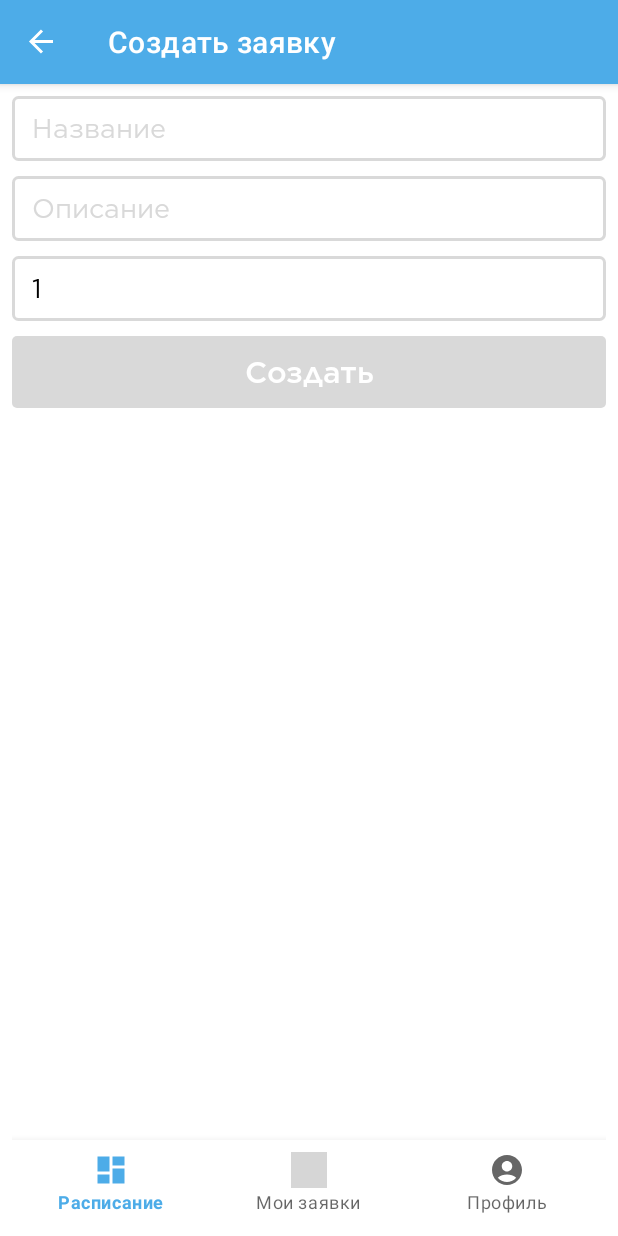
After one commit to DarkLordikss/dekanat_keys, an Android app: the CreateApplicationFragment screen opened through its navigation route, on a phone screen of 412 x 824 dp. The commit adds this screen. Run offline under Robolectric (Android 15) with nearby library versions, the phone set to English and light mode, and no system bars; our stand-ins replace navigation-ui; grey boxes are pictures that could not be loaded.

Commit message:
shedule activity completed

```diff
--- a/mobile/app/src/main/java/com/liid/dekanatkeys/activities/MainActivity.kt
+++ b/mobile/app/src/main/java/com/liid/dekanatkeys/activities/MainActivity.kt
@@ -1,5 +1,6 @@
 package com.liid.dekanatkeys.activities
 
+import android.content.Intent
 import android.os.Bundle
 import com.google.android.material.bottomnavigation.BottomNavigationView
 import androidx.appcompat.app.AppCompatActivity
@@ -9,6 +10,11 @@ import androidx.navigation.ui.AppBarConfiguration
 import androidx.navigation.ui.setupActionBarWithNavController
 import androidx.navigation.ui.setupWithNavController
 import com.liid.dekanatkeys.databinding.ActivityMainBinding
+import com.liid.dekanatkeys.helpers.Log
+import com.liid.dekanatkeys.helpers.OKOApiSingleton
+import com.liid.dekanatkeys.helpers.OKOCallback
+import com.liid.dekanatkeys.models.user.UserProfile
+import retrofit2.Call
 
 class MainActivity : AppCompatActivity() {
 
@@ -32,5 +38,28 @@ class MainActivity : AppCompatActivity() {
         )
         setupActionBarWithNavController(navController, appBarConfiguration)
         navView.setupWithNavController(navController)
+        getUserProfile()
     }
+    private fun getUserProfile() {
+        val preferences = getSharedPreferences(getString(R.string.SP_name), MODE_PRIVATE)
+        val token = preferences.getString(getString(R.string.jwtTokenName), null)
+        Log(if (token != null) "get$ token" else "token not found")
+        OKOApiSingleton.api.fetchUserProfile("bearer $token").enqueue(OKOCallback<UserProfile>(
+            successCallback = {response ->
+                val userProfile = response.body()
+                if (userProfile != null)
+                {
+                    val editor = preferences.edit()
+                    editor.putString(getString(R.string.roleName), userProfile.role)
+                    editor.apply()
+                }
+            },
+            errorCallback = {response ->
+                Log("error code:" + response.code().toString())
+                val intent = Intent(this@MainActivity, LoginActivity::class.java)
+                startActivity(intent)
+            }
+        ))
+    }
+
 }
--- /dev/null
+++ b/mobile/app/src/main/java/com/liid/dekanatkeys/fragments/CreateApplicationFragment.kt
@@ -0,0 +1,160 @@
+package com.liid.dekanatkeys.fragments
+
+import android.content.Context.MODE_PRIVATE
+import android.content.Intent
+import android.os.Bundle
+import androidx.fragment.app.Fragment
+import android.view.LayoutInflater
+import android.view.View
+import android.view.ViewGroup
+import android.widget.LinearLayout
+import android.widget.TextView
+import android.widget.Toast
+import androidx.core.widget.addTextChangedListener
+import androidx.fragment.app.activityViewModels
+import androidx.navigation.fragment.findNavController
+import com.liid.dekanatkeys.R
+import com.liid.dekanatkeys.activities.LoginActivity
+import com.liid.dekanatkeys.activities.SuccessRegistrationActivity
+import com.liid.dekanatkeys.activities.ui.dashboard.DashboardViewModel
+import com.liid.dekanatkeys.databinding.FragmentChooseBuildingBinding
+import com.liid.dekanatkeys.databinding.FragmentCreateApplicationBinding
+import com.liid.dekanatkeys.helpers.Log
+import com.liid.dekanatkeys.helpers.OKOApiSingleton
+import com.liid.dekanatkeys.helpers.OKOCallback
+import com.liid.dekanatkeys.models.BuildingsResponse
+import com.liid.dekanatkeys.models.CreateApplicationRequest
+import com.liid.dekanatkeys.models.CreateApplicationResponse
+import com.liid.dekanatkeys.models.user.UserProfile
+import retrofit2.Call
+
+
+class CreateApplicationFragment : Fragment() {
+    private lateinit var binding: FragmentCreateApplicationBinding
+    private val dashboardViewModel: DashboardViewModel by activityViewModels()
+
+    private var nameError = true
+    private var descriptionError = true
+    private var dublicatesError = true
+    private lateinit var nameErrorTextView : TextView
+    private lateinit var descriptionErrorTextView : TextView
+
+
+    override fun onCreate(savedInstanceState: Bundle?) {
+        super.onCreate(savedInstanceState)
+        nameErrorTextView = TextView(requireContext()).apply {
+            setTextColor(requireContext().getColor(R.color.red))
+            text = "Не может быть пустым"
+            textSize = 15F
+        }
+        descriptionErrorTextView = TextView(requireContext()).apply {
+            setTextColor(requireContext().getColor(R.color.red))
+            text = "Не может быть пустым"
+            textSize = 15F
+        }
+    }
+
+    override fun onCreateView(
+        inflater: LayoutInflater, container: ViewGroup?,
+        savedInstanceState: Bundle?
+    ): View? {
+        binding = FragmentCreateApplicationBinding.inflate(inflater, container, false)
+        binding.name.addTextChangedListener{text ->
+            if(text.isNullOrEmpty()){
+                nameError = true
+                binding.name.setErrorColor()
+                addChild(binding.nameLayout, nameErrorTextView)
+            }
+            else{
+                nameError = false
+                binding.name.setColor()
+                removeChild(binding.nameLayout, nameErrorTextView)
+                dashboardViewModel.name = text.toString()
+            }
+            checkCreateButtonStatus()
+        }
+        binding.description.addTextChangedListener{text ->
+            if(text.isNullOrEmpty()){
+                descriptionError = true
+                binding.description.setErrorColor()
+                addChild(binding.descriptionLayout, descriptionErrorTextView)
+            }
+            else{
+                descriptionError = false
+                binding.description.setColor()
+                removeChild(binding.descriptionLayout, descriptionErrorTextView)
+                dashboardViewModel.description = text.toString()
+            }
+            checkCreateButtonStatus()
+        }
+        binding.dublicates.addTextChangedListener{text ->
+            if(text.isNullOrEmpty() || text.toString() == "0"){
+                dublicatesError = true
+                binding.dublicates.setErrorColor()
+            }
+            else{
+                dublicatesError = false
+                binding.dublicates.setColor()
+                dashboardViewModel.dublicates = text.toString().toInt()
+            }
+            checkCreateButtonStatus()
+        }
+        binding.createButton.setOnClickListener {
+            createApplication()
+        }
+
+        val preferences = requireContext().getSharedPreferences(getString(R.string.SP_name), MODE_PRIVATE)
+        val role = preferences.getString(getString(R.string.roleName), null)
+        if (role != null){
+            if (role != "Преподаватель"){
+                dublicatesError = false
+                removeChild(binding.root, binding.dublicates)
+                removeChild(binding.root, binding.dublicatesLayout)
+                binding.root.removeView(binding.dublicates)
+            }
+        }
+
+        return binding.root
+    }
+
+    private fun addChild(layout: LinearLayout, view: View){
+        if (layout.indexOfChild(view) == -1) layout.addView(view)
+    }
+    private fun removeChild(layout: LinearLayout, view: View){
+        if (layout.indexOfChild(view) != -1) layout.removeView(view)
+    }
+    private fun checkCreateButtonStatus(){
+        binding.createButton.isEnabled = !nameError && !descriptionError && !dublicatesError
+    }
+
+    private fun createApplication(){
+        val response = CreateApplicationRequest(
+            dashboardViewModel.classroomId!!,
+            dashboardViewModel.name!!,
+            dashboardViewModel.description!!,
+            dashboardViewModel.currentDate.toString(),
+            dashboardViewModel.lessonNumber,
+            dashboardViewModel.dublicates)
+
+        val preferences = requireContext().getSharedPreferences(getString(R.string.SP_name), MODE_PRIVATE)
+        val token = preferences.getString(getString(R.string.jwtTokenName), null)
+        Log(token.toString())
+
+        OKOApiSingleton.api.createApplication(response, "bearer $token").enqueue(OKOCallback<CreateApplicationResponse>(
+            successCallback = {response ->
+                Log(response.body()!!.message)
+                findNavController().navigate(R.id.action_createApplicationFragment_to_navigation_my_application)
+            },
+            errorCallback = {response ->
+                Log("error code:" + response.code().toString())
+                if (response.errorBody()!!.string() == "{\"detail\":\"you has already occupied this classroom\"}"){
+                    Toast.makeText(requireContext(), "Вы уже подавали эту заявку", Toast.LENGTH_LONG).show()
+                }
+                else{
+                    val intent = Intent(requireContext(), LoginActivity::class.java)
+                    startActivity(intent)
+                }
+            }
+        ))
+    }
+}
--- a/mobile/app/src/main/java/com/liid/dekanatkeys/models/ApiService.kt
+++ b/mobile/app/src/main/java/com/liid/dekanatkeys/models/ApiService.kt
@@ -26,12 +26,13 @@ interface ApiService {
     @GET("building/get-classrooms-from-building")
     fun fetchClassrooms(@Query("building") building:Int): Call<ClassroomResponse>
 
-//    @HTTP(method = "GET", path = "applications/show_with_status", hasBody = true)
     @GET("applications/show_with_status")
     fun fetchApplications(@Query("building") building: Int,
                           @Query("start_date") start_date : LocalDate,
                           @Query("end_date") end_date : LocalDate,
                           @Query("statuses") statuses: List<Int>,
                           @Query("classrooms") classrooms: List<Int>): Call<ApplicationsResponse>
+    @POST("applications/create/")
+    fun createApplication(@Body request: CreateApplicationRequest, @Header("Authorization") token: String): Call<CreateApplicationResponse>
 
 }
--- a/mobile/app/src/main/java/com/liid/dekanatkeys/views/sheduleItem/OKOSheduleItem.kt
+++ b/mobile/app/src/main/java/com/liid/dekanatkeys/views/sheduleItem/OKOSheduleItem.kt
@@ -61,4 +61,7 @@ open class OKOSheduleItem (context: Context, attrs: AttributeSet?) : LinearLayou
         lessonTextView.text = lessonNumber.toString() + "-ая пара"
     }
 
+    fun getLessonNumber():Int{
+        return lessonNumber
+    }
 }
--- a/mobile/app/src/main/java/com/liid/dekanatkeys/views/sheduleItem/OKOSheduleItemBooked.kt
+++ b/mobile/app/src/main/java/com/liid/dekanatkeys/views/sheduleItem/OKOSheduleItemBooked.kt
@@ -2,7 +2,9 @@ package com.liid.dekanatkeys.views.sheduleItem
 
 import android.content.Context
 import android.util.AttributeSet
+import android.view.ViewGroup
 import android.widget.TextView
+import androidx.core.view.marginBottom
 import com.liid.dekanatkeys.R
 
 class OKOSheduleItemBooked(context: Context, attrs: AttributeSet?) : OKOSheduleItem(context, attrs) {
@@ -15,6 +17,7 @@ class OKOSheduleItemBooked(context: Context, attrs: AttributeSet?) : OKOSheduleI
         nameTextView = TextView(context).apply {
             setTextColor(context.getColor(R.color.white))
             typeface = context.resources.getFont(R.font.gotham_bold)
+            textSize = 17f
         }
         descriptionTextView = TextView(context).apply {
             setTextColor(context.getColor(R.color.white))
@@ -23,6 +26,9 @@ class OKOSheduleItemBooked(context: Context, attrs: AttributeSet?) : OKOSheduleI
         buildingTextView = TextView(context).apply {
             setTextColor(context.getColor(R.color.white))
             typeface = context.resources.getFont(R.font.gotham_book)
+            layoutParams = LayoutParams(LayoutParams.MATCH_PARENT, LayoutParams.WRAP_CONTENT).apply {
+                setMargins(0, 10, 0, 10)
+            }
         }
         classNumberTextView = TextView(context).apply {
             setTextColor(context.getColor(R.color.white))
--- a/mobile/app/src/main/java/com/liid/dekanatkeys/views/sheduleItem/OKOSheduleItemFree.kt
+++ b/mobile/app/src/main/java/com/liid/dekanatkeys/views/sheduleItem/OKOSheduleItemFree.kt
@@ -13,7 +13,8 @@ class OKOSheduleItemFree (context: Context, attrs: AttributeSet?) : OKOSheduleIt
         freeTextView = TextView(context).apply {
             text = "Свободно"
             setTextColor(context.getColor(R.color.white))
-            typeface = context.resources.getFont(R.font.gotham_book)
+            typeface = context.resources.getFont(R.font.gotham_bold)
+            textSize = 17f
         }
 
         addView(freeTextView)
--- /dev/null
+++ b/mobile/app/src/main/res/layout/fragment_create_application.xml
@@ -0,0 +1,71 @@
+<?xml version="1.0" encoding="utf-8"?>
+<LinearLayout xmlns:android="http://schemas.android.com/apk/res/android"
+    xmlns:tools="http://schemas.android.com/tools"
+    android:layout_width="match_parent"
+    android:layout_height="match_parent"
+    android:orientation="vertical"
+    tools:context=".fragments.CreateApplicationFragment">
+
+  <LinearLayout
+      android:id="@+id/nameLayout"
+      android:layout_width="match_parent"
+      android:layout_height="wrap_content"
+      android:orientation="vertical">
+
+    <com.liid.dekanatkeys.views.OKOEditText
+        android:id="@+id/name"
+        android:layout_width="match_parent"
+        android:layout_height="wrap_content"
+        android:autofillHints="@string/prompt_application_name"
+        android:hint="@string/prompt_application_name"
+        android:inputType="textEmailAddress"
+        android:selectAllOnFocus="true" />
+  </LinearLayout>
+
+  <LinearLayout
+      android:id="@+id/descriptionLayout"
+      android:layout_width="match_parent"
+      android:layout_height="wrap_content"
+      android:layout_marginTop="10dp"
+      android:orientation="vertical">
+
+    <com.liid.dekanatkeys.views.OKOEditText
+        android:id="@+id/description"
+        android:layout_width="match_parent"
+        android:layout_height="wrap_content"
+        android:autofillHints="@string/prompt_application_description"
+        android:hint="@string/prompt_application_description"
+        android:inputType="textMultiLine"
+        android:selectAllOnFocus="true" />
+  </LinearLayout>
+
+  <LinearLayout
+      android:id="@+id/dublicatesLayout"
+      android:layout_width="match_parent"
+      android:layout_height="wrap_content"
+      android:layout_marginTop="10dp"
+      android:orientation="vertical">
+
+    <com.liid.dekanatkeys.views.OKOEditText
+        android:id="@+id/dublicates"
+        android:layout_width="match_parent"
+        android:layout_height="wrap_content"
+        android:autofillHints="@string/prompt_application_dublicates"
+        android:hint="@string/prompt_application_dublicates"
+        android:inputType="number"
+        android:text="1"
+        android:selectAllOnFocus="true" />
+  </LinearLayout>
+
+
+  <com.liid.dekanatkeys.views.OKOButton
+      android:id="@+id/createButton"
+      android:layout_width="match_parent"
+      android:layout_height="wrap_content"
+      android:layout_gravity="start"
+      android:layout_marginTop="10dp"
+      android:enabled="false"
+      android:text="@string/action_create_application"
+      android:textSize="20sp" />
+
+</LinearLayout>
--- a/mobile/app/src/main/res/navigation/mobile_navigation.xml
+++ b/mobile/app/src/main/res/navigation/mobile_navigation.xml
@@ -10,6 +10,9 @@
         android:name="com.liid.dekanatkeys.activities.ui.dashboard.DashboardFragment"
         android:label="@string/title_dashboard"
         tools:layout="@layout/fragment_dashboard">
+        <action
+            android:id="@+id/action_navigation_dashboard_to_createApplicationFragment"
+            app:destination="@id/createApplicationFragment" />
     </fragment>
 
     <fragment
@@ -41,6 +44,15 @@
             android:id="@+id/action_chooseClassroomFragment_to_navigation_dashboard"
             app:destination="@id/navigation_dashboard" />
     </fragment>
+    <fragment
+        android:id="@+id/createApplicationFragment"
+        android:name="com.liid.dekanatkeys.fragments.CreateApplicationFragment"
+        android:label="@string/title_create_application"
+        tools:layout="@layout/fragment_create_application" >
+        <action
+            android:id="@+id/action_createApplicationFragment_to_navigation_my_application"
+            app:destination="@id/navigation_my_application" />
+    </fragment>
 
 
 </navigation>
--- a/mobile/app/src/main/res/values/strings.xml
+++ b/mobile/app/src/main/res/values/strings.xml
@@ -4,6 +4,9 @@
     <string name="prompt_email">Email</string>
     <string name="prompt_password">Password</string>
     <string name="prompt_name">ФИО</string>
+    <string name="prompt_application_name">Название</string>
+    <string name="prompt_application_description">Описание</string>
+    <string name="prompt_application_dublicates">Повторять</string>
 
     <string name="welcome">"Welcome !"</string>
     <string name="invalid_username">Not a valid username</string>
@@ -21,9 +24,11 @@
     <string name="action_login_to_registration">"Регистрация"</string>
     <string name="action_registration">"Зарегистрироваться"</string>
     <string name="action_registration_to_login">"Вход"</string>
+    <string name="action_create_application">Создать</string>
 
     <string name="SP_name">"OKOPrefs"</string>
     <string name="jwtTokenName">"jwtToken"</string>
+    <string name="roleName">"role"</string>
     <string name="Api">"https://zomnbi-mozgi-kushat-iii-backend.pmc-python.ru/api/v1/"</string>
     <string name="LogTag">"OKOTag"</string>
     <string name="title_activity_registration">RegistrationActivity</string>
@@ -35,6 +40,9 @@
     <string name="title_dashboard">Расписание</string>
     <string name="title_my_application">Мои заявки</string>
 
+    <string name="title_create_application">Создать заявку</string>
+
+
     <!-- TODO: Remove or change this placeholder text -->
     <string name="hello_blank_fragment">Hello blank fragment</string>
 
```
Also changed, not shown: mobile/app/src/main/java/com/liid/dekanatkeys/activities/LoginActivity.kt (+0 -24 lines), mobile/app/src/main/java/com/liid/dekanatkeys/activities/ui/dashboard/DashboardFragment.kt (+2 -16 lines), mobile/app/src/main/java/com/liid/dekanatkeys/activities/ui/dashboard/DashboardViewModel.kt (+8 -3 lines), mobile/app/src/main/java/com/liid/dekanatkeys/fragments/ChooseClassroomFragment.kt (+5 -9 lines), mobile/app/src/main/java/com/liid/dekanatkeys/models/CreateApplicationRequest.kt (added, +12 -0 lines), mobile/app/src/main/java/com/liid/dekanatkeys/models/CreateApplicationResponse.kt (added, +7 -0 lines), mobile/app/src/main/java/com/liid/dekanatkeys/views/OKODateBar.kt (+13 -14 lines), mobile/app/src/main/java/com/liid/dekanatkeys/views/TimetableRecycleAdapter.kt (+9 -1 lines).
